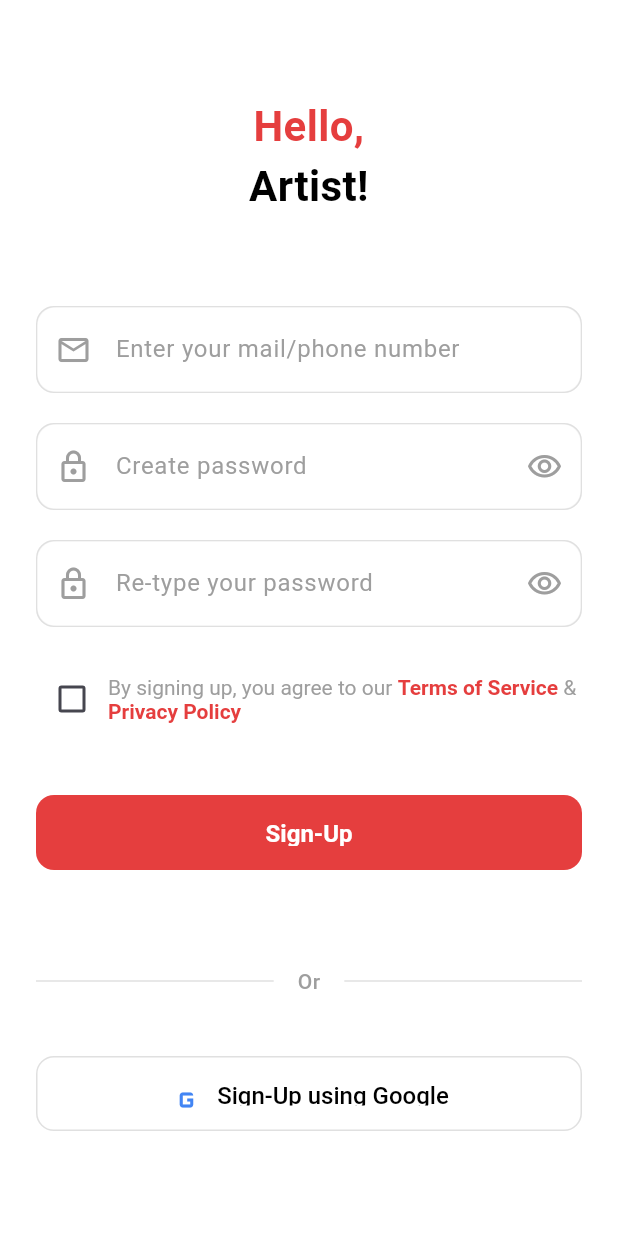
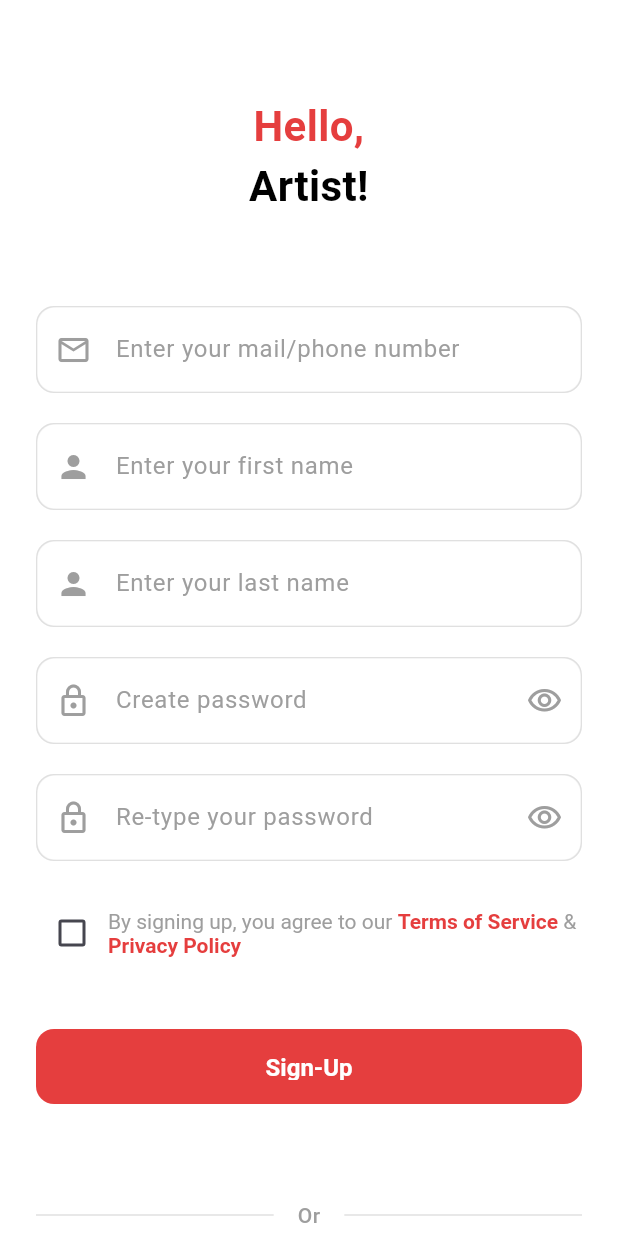
Before and after one commit to PBReantaso/BrushAndCoin_Mobile, a Flutter app: the RegisterScreen screen opened by its route, on a phone screen of 412 x 824 dp. Run offline on Flutter 3.47's test engine with Material 3 defaults, Android fonts, the light colour scheme and no system bars; our stand-ins replace cached_network_image, dio, hive, hive_flutter, image_picker, permission_handler and 1 more; accounts and stored records are empty.

Commit message:
update register
tried data local for register but did not enter db

```diff
--- a/mobile/lib/core/config/database_config.dart
+++ b/mobile/lib/core/config/database_config.dart
@@ -3,7 +3,7 @@ class DatabaseConfig {
   // Environment-specific database configurations
   static const Map<String, dynamic> _configs = {
     'development': {
-      'host': 'localhost',
+      'host': 'postgres',
       'port': 5433,
       'database': 'BCDB',
       'username': 'postgres',
--- a/mobile/lib/features/auth/screens/register_screen.dart
+++ b/mobile/lib/features/auth/screens/register_screen.dart
@@ -1,5 +1,6 @@
 import 'package:flutter/material.dart';
 import 'package:provider/provider.dart';
+
 import '../../../core/providers/auth_provider.dart';
 import '../../../core/utils/validators.dart';
 
@@ -16,13 +17,14 @@ class _RegisterScreenState extends State<RegisterScreen> {
   final _passwordController = TextEditingController();
   final _confirmPasswordController = TextEditingController();
   final _usernameController = TextEditingController();
-  final _fullNameController = TextEditingController();
+  final _firstNameController = TextEditingController();
+  final _lastNameController = TextEditingController();
   final _locationController = TextEditingController();
 
   bool _obscurePassword = true;
   bool _obscureConfirmPassword = true;
   bool _agreeToTerms = false;
-  String _selectedUserType = 'client';
+  String _selectedUserType = 'user';
 
   @override
   void dispose() {
@@ -30,7 +32,8 @@ class _RegisterScreenState extends State<RegisterScreen> {
     _passwordController.dispose();
     _confirmPasswordController.dispose();
     _usernameController.dispose();
-    _fullNameController.dispose();
+    _firstNameController.dispose();
+    _lastNameController.dispose();
     _locationController.dispose();
     super.dispose();
   }
@@ -112,6 +115,68 @@ class _RegisterScreenState extends State<RegisterScreen> {
                           EdgeInsets.symmetric(horizontal: 16, vertical: 16),
                     ),
                   ),
+                ),
+
+                const SizedBox(height: 20),
+
+                // First name Field
+                Container(
+                  decoration: BoxDecoration(
+                    color: const Color(0xFFF5F5F5),
+                    borderRadius: BorderRadius.circular(12),
+                    border: Border.all(color: const Color(0xFFE0E0E0)),
+                  ),
+                  child: TextFormField(
+                    controller: _firstNameController,
+                    keyboardType: TextInputType.name,
+                    textInputAction: TextInputAction.next,
+                    validator: Validators.validateEmail,
+                    decoration: const InputDecoration(
+                      hintText: 'Enter your first name',
+                      hintStyle: TextStyle(
+                        color: Color(0xFF9E9E9E),
+                        fontSize: 16,
+                      ),
+                      prefixIcon: Icon(
+                        Icons.person,
+                        color: Color(0xFF9E9E9E),
+                      ),
+                      border: InputBorder.none,
+                      contentPadding:
+                          EdgeInsets.symmetric(horizontal: 16, vertical: 16),
+                    ),
+                  )
+                ),
+
+                const SizedBox(height: 20),
+
+                // Last name Field
+                Container(
+                  decoration: BoxDecoration(
+                    color: const Color(0xFFF5F5F5),
+                    borderRadius: BorderRadius.circular(12),
+                    border: Border.all(color: const Color(0xFFE0E0E0)),
+                  ),
+                  child: TextFormField(
+                    controller: _lastNameController,
+                    keyboardType: TextInputType.name,
+                    textInputAction: TextInputAction.next,
+                    validator: Validators.validateEmail,
+                    decoration: const InputDecoration(
+                      hintText: 'Enter your last name',
+                      hintStyle: TextStyle(
+                        color: Color(0xFF9E9E9E),
+                        fontSize: 16,
+                      ),
+                      prefixIcon: Icon(
+                        Icons.person,
+                        color: Color(0xFF9E9E9E),
+                      ),
+                      border: InputBorder.none,
+                      contentPadding:
+                          EdgeInsets.symmetric(horizontal: 16, vertical: 16),
+                    ),
+                  )
                 ),
 
                 const SizedBox(height: 20),
```
Also changed, not shown: mobile/lib/main.dart (line endings or trailing spaces), 3 other files.
